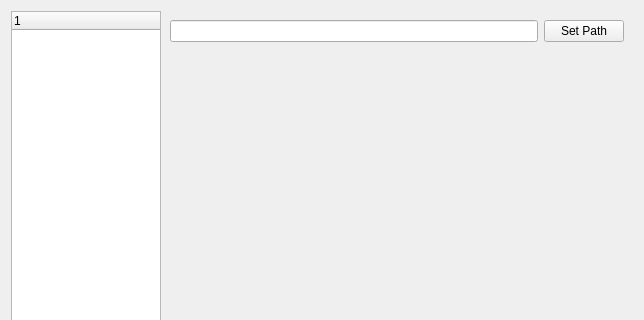
First picture: the form in src/xamp/preferencedialog.ui, repository billlin0904/xamp2, before the edit; both pictures show x 0 to 644 and y 0 to 320 of the 644 by 569 pixel window.
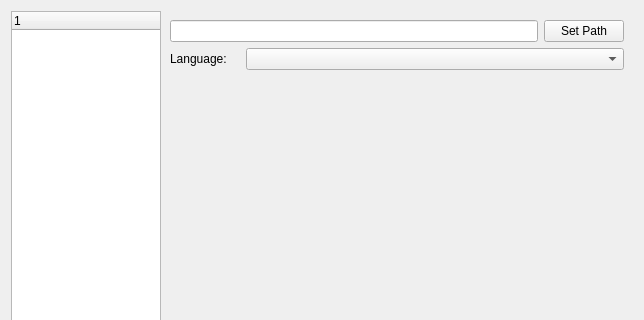
Second picture: the form after the edit.

```diff
--- a/src/xamp/preferencedialog.ui
+++ b/src/xamp/preferencedialog.ui
@@ -86,6 +86,33 @@
            </item>
           </layout>
          </item>
+         <item>
+          <layout class="QHBoxLayout" name="horizontalLayout_5">
+           <item>
+            <widget class="QLabel" name="label">
+             <property name="maximumSize">
+              <size>
+               <width>70</width>
+               <height>16777215</height>
+              </size>
+             </property>
+             <property name="text">
+              <string>Language:</string>
+             </property>
+            </widget>
+           </item>
+           <item>
+            <widget class="QComboBox" name="langCombo">
+             <property name="minimumSize">
+              <size>
+               <width>200</width>
+               <height>0</height>
+              </size>
+             </property>
+            </widget>
+           </item>
+          </layout>
+         </item>
          <item>
           <spacer name="verticalSpacer">
            <property name="orientation">
```
